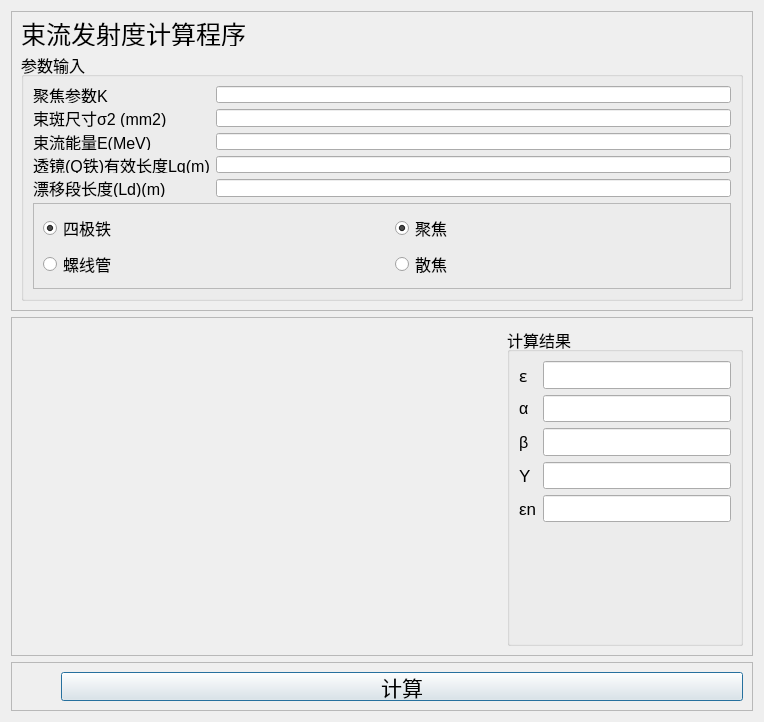
Above: ui/main_dlg.ui from wzmsykk/EMIT_PROG before the change. Below: the same form after it.
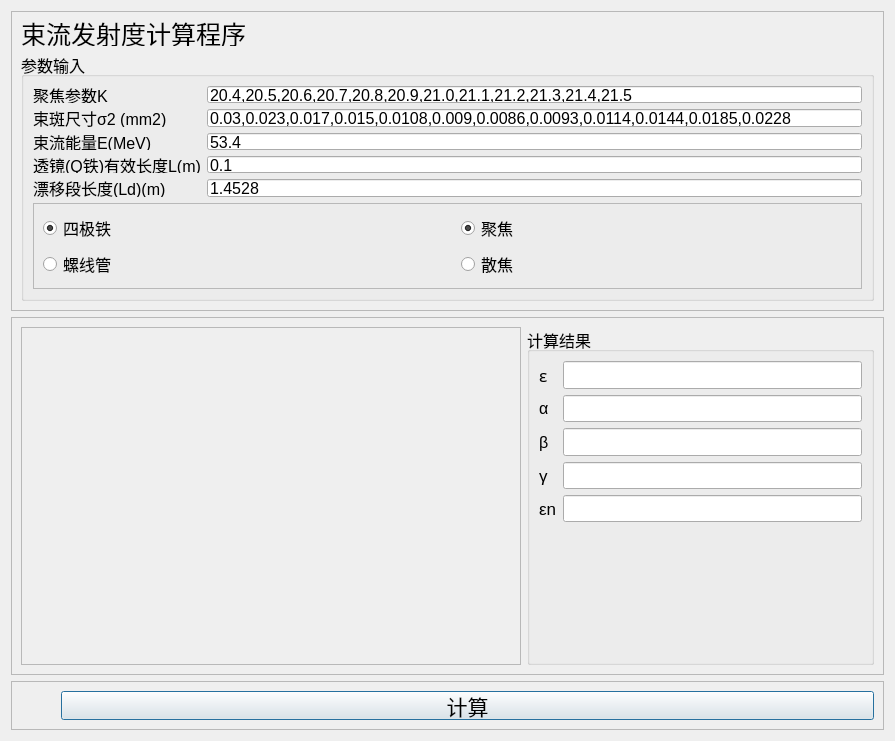
That is the form after the change.

The edit to the form file:
```diff
--- a/ui/main_dlg.ui
+++ b/ui/main_dlg.ui
@@ -6,8 +6,8 @@
    <rect>
     <x>0</x>
     <y>0</y>
-    <width>764</width>
-    <height>722</height>
+    <width>895</width>
+    <height>732</height>
    </rect>
   </property>
   <property name="windowTitle">
@@ -61,7 +61,11 @@
          <item>
           <layout class="QFormLayout" name="formLayout">
            <item row="0" column="1">
-            <widget class="QLineEdit" name="lineEdit_kinput"/>
+            <widget class="QLineEdit" name="lineEdit_kinput">
+             <property name="text">
+              <string>20.4,20.5,20.6,20.7,20.8,20.9,21.0,21.1,21.2,21.3,21.4,21.5</string>
+             </property>
+            </widget>
            </item>
            <item row="0" column="0">
             <widget class="QLabel" name="label_2">
@@ -71,7 +75,11 @@
             </widget>
            </item>
            <item row="1" column="1">
-            <widget class="QLineEdit" name="lineEdit_sigma2"/>
+            <widget class="QLineEdit" name="lineEdit_sigma2">
+             <property name="text">
+              <string>0.03,0.023,0.017,0.015,0.0108,0.009,0.0086,0.0093,0.0114,0.0144,0.0185,0.0228</string>
+             </property>
+            </widget>
            </item>
            <item row="1" column="0">
             <widget class="QLabel" name="label_3">
@@ -88,17 +96,31 @@
             </widget>
            </item>
            <item row="2" column="1">
-            <widget class="QLineEdit" name="lineEdit_energy"/>
+            <widget class="QLineEdit" name="lineEdit_energy">
+             <property name="text">
+              <string>53.4</string>
+             </property>
+            </widget>
            </item>
            <item row="3" column="0">
             <widget class="QLabel" name="label_compname">
+             <property name="minimumSize">
+              <size>
+               <width>168</width>
+               <height>0</height>
+              </size>
+             </property>
              <property name="text">
-              <string>透镜(Q铁)有效长度Lq(m)</string>
+              <string>透镜(Q铁)有效长度L(m)</string>
              </property>
             </widget>
            </item>
            <item row="3" column="1">
-            <widget class="QLineEdit" name="lineEdit_l"/>
+            <widget class="QLineEdit" name="lineEdit_l">
+             <property name="text">
+              <string>0.1</string>
+             </property>
+            </widget>
            </item>
            <item row="4" column="0">
             <widget class="QLabel" name="label_11">
@@ -108,7 +130,11 @@
             </widget>
            </item>
            <item row="4" column="1">
-            <widget class="QLineEdit" name="lineEdit_ld"/>
+            <widget class="QLineEdit" name="lineEdit_ld">
+             <property name="text">
+              <string>1.4528</string>
+             </property>
+            </widget>
            </item>
           </layout>
          </item>
@@ -207,7 +233,7 @@
      <property name="minimumSize">
       <size>
        <width>0</width>
-       <height>211</height>
+       <height>358</height>
       </size>
      </property>
      <property name="frameShape">
@@ -218,20 +244,32 @@
      </property>
      <layout class="QHBoxLayout" name="horizontalLayout">
       <item>
-       <widget class="QWidget" name="widget_img" native="true">
+       <widget class="QFrame" name="frame_fig">
         <property name="minimumSize">
          <size>
-          <width>200</width>
-          <height>200</height>
+          <width>500</width>
+          <height>323</height>
          </size>
         </property>
+        <property name="frameShape">
+         <enum>QFrame::StyledPanel</enum>
+        </property>
+        <property name="frameShadow">
+         <enum>QFrame::Raised</enum>
+        </property>
        </widget>
       </item>
       <item>
        <widget class="QGroupBox" name="groupBox_2">
+        <property name="minimumSize">
+         <size>
+          <width>250</width>
+          <height>0</height>
+         </size>
+        </property>
         <property name="maximumSize">
          <size>
-          <width>236</width>
+          <width>500</width>
           <height>16777215</height>
          </size>
         </property>
@@ -266,6 +304,9 @@
              <pointsize>13</pointsize>
             </font>
            </property>
+           <property name="readOnly">
+            <bool>true</bool>
+           </property>
           </widget>
          </item>
          <item row="1" column="1">
@@ -275,6 +316,9 @@
              <pointsize>12</pointsize>
             </font>
            </property>
+           <property name="readOnly">
+            <bool>true</bool>
+           </property>
           </widget>
          </item>
          <item row="1" column="0">
@@ -308,6 +352,9 @@
              <pointsize>13</pointsize>
             </font>
            </property>
+           <property name="readOnly">
+            <bool>true</bool>
+           </property>
           </widget>
          </item>
          <item row="3" column="0">
@@ -318,12 +365,16 @@
             </font>
            </property>
            <property name="text">
-            <string>Y</string>
+            <string>γ</string>
            </property>
           </widget>
          </item>
          <item row="3" column="1">
-          <widget class="QLineEdit" name="lineEdit_y"/>
+          <widget class="QLineEdit" name="lineEdit_gamma">
+           <property name="readOnly">
+            <bool>true</bool>
+           </property>
+          </widget>
          </item>
          <item row="4" column="0">
           <widget class="QLabel" name="label_9">
@@ -338,7 +389,11 @@
           </widget>
          </item>
          <item row="4" column="1">
-          <widget class="QLineEdit" name="lineEdit_epsn"/>
+          <widget class="QLineEdit" name="lineEdit_epsn">
+           <property name="readOnly">
+            <bool>true</bool>
+           </property>
+          </widget>
          </item>
         </layout>
        </widget>
```
Left out of the diff: 2 changed lines with no effect on the pictures.
